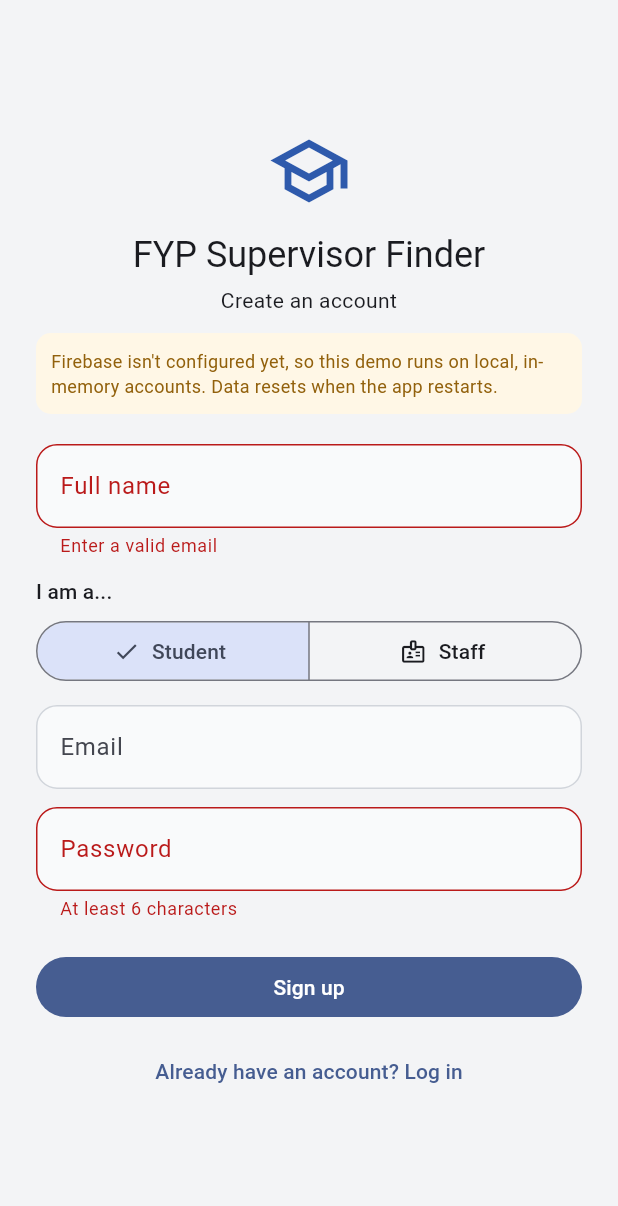
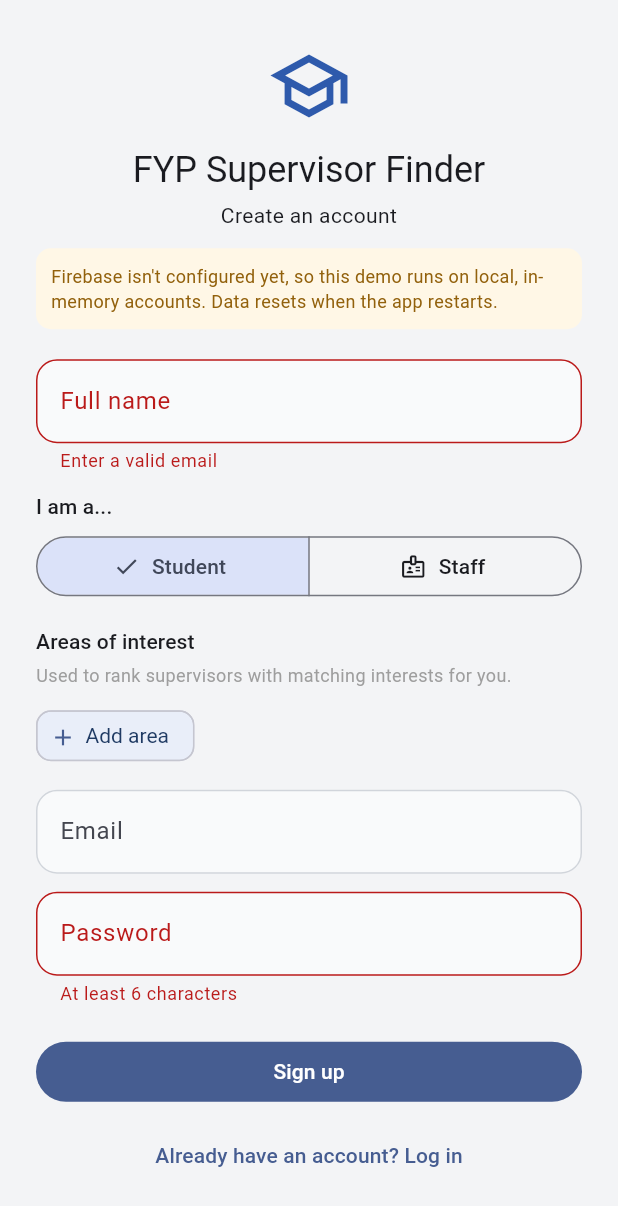
Before and after one commit to fardean08/supervisor-finder, a Flutter app: the screen it shows after launch, after a tap on "Log in", after a tap on "New here? Create an account", on a phone screen of 412 x 824 dp. Shown: the top 1206 px of the screen. Run offline on Flutter 3.47's test engine with Material 3 defaults, Android fonts, the phone set to English and light mode, and no system bars; our stand-ins replace cloud_firestore, firebase_auth, firebase_core; accounts and stored records are empty.

Commit message:
add interests handling in AuthScreen for student role

```diff
--- a/lib/screens/auth_screen.dart
+++ b/lib/screens/auth_screen.dart
@@ -2,6 +2,7 @@ import 'package:flutter/material.dart';
 
 import '../models/app_user.dart';
 import '../services/auth_service.dart';
+import '../widgets/area_chips_editor.dart';
 
 class AuthScreen extends StatefulWidget {
   const AuthScreen({
@@ -27,6 +28,7 @@ class _AuthScreenState extends State<AuthScreen> {
   bool _isLoading = false;
   String? _errorMessage;
   UserRole _role = UserRole.student;
+  List<String> _interests = [];
 
   bool get _showSignUpShortcut {
     if (_isSignUp || _errorMessage == null) {
@@ -61,6 +63,7 @@ class _AuthScreenState extends State<AuthScreen> {
           email: _emailController.text.trim(),
           password: _passwordController.text,
           role: _role,
+          interests: _role == UserRole.student ? _interests : const [],
         );
       } else {
         await widget.authService.signIn(
@@ -149,6 +152,23 @@ class _AuthScreenState extends State<AuthScreen> {
                           setState(() => _role = selection.first);
                         },
                       ),
+                      if (_role == UserRole.student) ...[
+                        const SizedBox(height: 16),
+                        Text('Areas of interest', style: Theme.of(context).textTheme.labelLarge),
+                        const SizedBox(height: 4),
+                        const Text(
+                          'Used to rank supervisors with matching interests for you.',
+                          style: TextStyle(fontSize: 12, color: Colors.grey),
+                        ),
+                        const SizedBox(height: 8),
+                        AreaChipsEditor(
+                          areas: _interests,
+                          onAdd: (area) => setState(() => _interests = [..._interests, area]),
+                          onRemove: (area) => setState(
+                            () => _interests = _interests.where((item) => item != area).toList(),
+                          ),
+                        ),
+                      ],
                       const SizedBox(height: 12),
                     ],
                     TextFormField(
```
